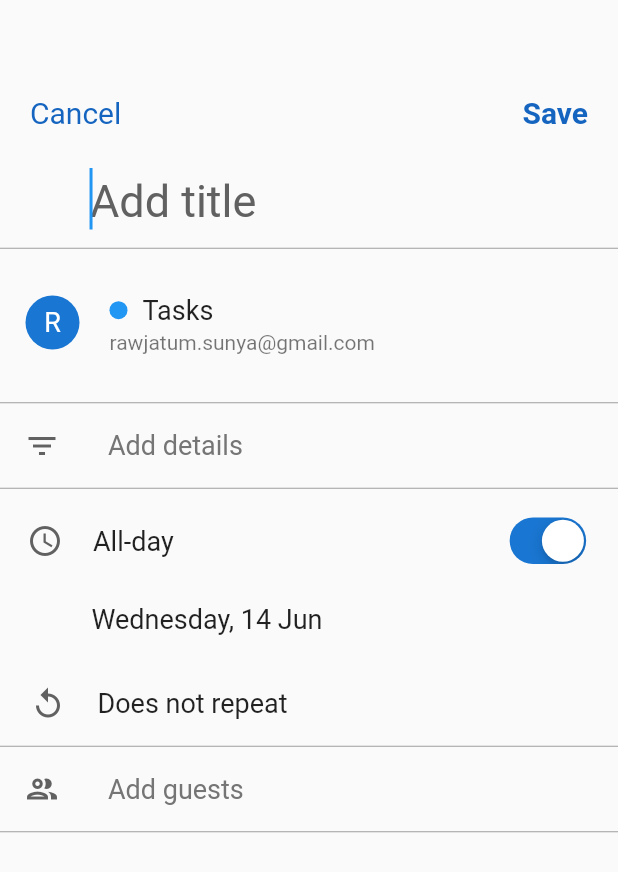
After one commit to Rawipas-Damdenngam/calendar_app, a Flutter app: the Task screen opened directly, on a phone screen of 412 x 824 dp. The commit adds this screen. Shown: the top 872 px of the screen. Run offline on Flutter 3.47's test engine with Material 2 defaults, Android fonts, the phone set to English and light mode, and no system bars; our stand-ins replace flutter_riverpod, table_calendar.

Commit message:
add task screen

```diff
--- a/lib/screens/home_screen.dart
+++ b/lib/screens/home_screen.dart
@@ -1,5 +1,6 @@
 import 'package:calendar_app/widgets/caldendar_drawer.dart';
 import 'package:calendar_app/widgets/event.dart';
+import 'package:calendar_app/widgets/task.dart';
 import 'package:flutter/material.dart';
 import 'package:calendar_app/screens/search_screen.dart';
 import 'package:calendar_app/screens/profile_screen.dart';
@@ -267,7 +268,14 @@ class _HomeScreenState extends ConsumerState<HomeScreen> {
                                                 elevation: 4,
                                                 shape: const CircleBorder(),
                                                 child: GestureDetector(
-                                                  onTap: () {},
+                                                  onTap: () {
+                                                    showModalBottomSheet(
+                                                        isScrollControlled:
+                                                            true,
+                                                        context: context,
+                                                        builder: (ctx) =>
+                                                            const Task());
+                                                  },
                                                   child: const CircleAvatar(
                                                     backgroundColor:
                                                         Colors.white,
--- a/lib/widgets/event.dart
+++ b/lib/widgets/event.dart
@@ -3,14 +3,36 @@ import 'package:flutter/cupertino.dart';
 import 'package:flutter/material.dart';
 
 class Event extends StatefulWidget {
-  const Event({super.key});
+  const Event({Key? key}) : super(key: key);
 
   @override
   State<Event> createState() => _EventState();
 }
 
 class _EventState extends State<Event> {
+  TimeOfDay selectedTime = TimeOfDay.now();
   bool isSwitched = false;
+
+  Future<DateTime?> showCupertinoDatePicker(BuildContext context) async {
+    DateTime? selectedDate;
+
+    await showModalBottomSheet(
+      context: context,
+      builder: (BuildContext builder) {
+        return SizedBox(
+          height: 300.0,
+          child: CupertinoDatePicker(
+            mode: CupertinoDatePickerMode.date,
+            onDateTimeChanged: (DateTime newDate) {
+              selectedDate = newDate;
+            },
+          ),
+        );
+      },
+    );
+
+    return selectedDate;
+  }
 
   @override
   Widget build(BuildContext context) {
@@ -144,19 +166,29 @@ class _EventState extends State<Event> {
                       ),
                       Expanded(
                         child: GestureDetector(
-                          onTap: () {},
+                          onTap: () async {
+                            DateTime? pickedDate =
+                                await showCupertinoDatePicker(context);
+
+                            if (pickedDate != null) {
+                              // Do something with the selected date
+                            }
+                          },
                           child: ListTile(
                             title: const Text(
                               'Wednesday, 14 Jun',
                               style: TextStyle(fontSize: 18),
                             ),
-                            trailing: GestureDetector(
+                            trailing: Visibility(
+                              visible: !isSwitched,
+                              child: GestureDetector(
                                 onTap: () {},
                                 child: const Padding(
                                   padding: EdgeInsets.only(right: 15.0),
                                   child: Text(
                                     '12:00',
                                     style: TextStyle(fontSize: 18),
+                                  ),
                                 ),
                               ),
                             ),
@@ -172,19 +204,29 @@ class _EventState extends State<Event> {
                       ),
                       Expanded(
                         child: GestureDetector(
-                          onTap: () {},
+                          onTap: () async {
+                            DateTime? pickedDate =
+                                await showCupertinoDatePicker(context);
+
+                            if (pickedDate != null) {
+                              // Do something with the selected date
+                            }
+                          },
                           child: ListTile(
                             title: const Text(
                               'Wednesday, 14 Jun',
                               style: TextStyle(fontSize: 18),
                             ),
-                            trailing: GestureDetector(
+                            trailing: Visibility(
+                              visible: !isSwitched,
+                              child: GestureDetector(
                                 onTap: () {},
                                 child: const Padding(
                                   padding: EdgeInsets.only(right: 15.0),
                                   child: Text(
                                     '13:00',
                                     style: TextStyle(fontSize: 18),
+                                  ),
                                 ),
                               ),
                             ),
--- /dev/null
+++ b/lib/widgets/task.dart
@@ -0,0 +1,287 @@
+import 'package:calendar_app/screens/home_screen.dart';
+import 'package:flutter/cupertino.dart';
+import 'package:flutter/material.dart';
+
+class Task extends StatefulWidget {
+  const Task({super.key});
+
+  @override
+  State<Task> createState() => _TaskState();
+}
+
+class _TaskState extends State<Task> {
+  bool isSwitched = true;
+
+  @override
+  Widget build(BuildContext context) {
+    return FractionallySizedBox(
+      heightFactor: 1,
+      child: Scaffold(
+        appBar: PreferredSize(
+          preferredSize: const Size.fromHeight(100),
+          child: AppBar(
+            centerTitle: false,
+            elevation: 0,
+            backgroundColor: const Color.fromARGB(255, 250, 250, 250),
+            leadingWidth: 100,
+            toolbarHeight: 100,
+            leading: Align(
+              alignment: Alignment.centerLeft,
+              child: GestureDetector(
+                onTap: () {
+                  Navigator.pop(context);
+                },
+                child: Padding(
+                  padding: const EdgeInsets.only(left: 20.0, top: 50),
+                  child: Text(
+                    'Cancel',
+                    style: TextStyle(
+                      color: Colors.blue[800],
+                      fontSize: 20,
+                    ),
+                  ),
+                ),
+              ),
+            ),
+            actions: [
+              Align(
+                alignment: Alignment.centerRight,
+                child: GestureDetector(
+                  onTap: () {
+                    Navigator.of(context).push(
+                      MaterialPageRoute(
+                        builder: (ctx) => const HomeScreen(),
+                      ),
+                    );
+                  },
+                  child: Padding(
+                    padding: const EdgeInsets.only(right: 20.0, top: 50),
+                    child: Text(
+                      'Save',
+                      style: TextStyle(
+                          color: Colors.blue[800],
+                          fontSize: 20,
+                          fontWeight: FontWeight.w600),
+                    ),
+                  ),
+                ),
+              ),
+            ],
+          ),
+        ),
+        body: Column(
+          children: [
+            Expanded(
+              child: ListView(
+                children: [
+                  Row(
+                    children: [
+                      const SizedBox(
+                        width: 60,
+                      ),
+                      Expanded(
+                        child: TextField(
+                          autocorrect: false,
+                          textCapitalization: TextCapitalization.sentences,
+                          maxLines: null,
+                          keyboardType: TextInputType.text,
+                          autofocus: true,
+                          decoration: InputDecoration(
+                            hintText: 'Add title',
+                            hintStyle: TextStyle(
+                              fontSize: 30,
+                              color: Colors.grey[700],
+                            ),
+                            border: InputBorder.none,
+                          ),
+                          style: const TextStyle(
+                            fontSize: 35,
+                            color: Colors.black,
+                          ),
+                        ),
+                      ),
+                    ],
+                  ),
+                  const Divider(
+                    height: 1,
+                    color: Colors.grey,
+                  ),
+                  const SizedBox(
+                    height: 15,
+                  ),
+                  Row(
+                    children: [
+                      const SizedBox(
+                        width: 1,
+                      ),
+                      Expanded(
+                        child: GestureDetector(
+                          onTap: () {},
+                          child: const ListTile(
+                            leading: CircleAvatar(
+                              radius: 18,
+                              child: Text(
+                                'R',
+                                style: TextStyle(fontSize: 18),
+                              ),
+                            ),
+                            title: Row(
+                              children: [
+                                CircleAvatar(
+                                  radius: 6,
+                                  backgroundColor: Colors.blue,
+                                ),
+                                SizedBox(
+                                  width: 10,
+                                ),
+                                Text(
+                                  'Tasks',
+                                  style: TextStyle(fontSize: 18),
+                                ),
+                              ],
+                            ),
+                            subtitle: Text('rawjatum.sunya@gmail.com'),
+                          ),
+                        ),
+                      ),
+                    ],
+                  ),
+                  const SizedBox(
+                    height: 15,
+                  ),
+                  const Divider(
+                    height: 1,
+                    color: Colors.grey,
+                  ),
+                  ListTile(
+                    leading: Icon(
+                      Icons.filter_list_outlined,
+                      color: Colors.grey[700],
+                    ),
+                    title: Text(
+                      'Add details',
+                      style: TextStyle(fontSize: 18, color: Colors.grey[600]),
+                    ),
+                  ),
+                  const Divider(
+                    height: 1,
+                    color: Colors.grey,
+                  ),
+                  const SizedBox(
+                    height: 15,
+                  ),
+                  Row(
+                    children: [
+                      const SizedBox(
+                        width: 18,
+                      ),
+                      Icon(
+                        Icons.access_time_outlined,
+                        color: Colors.grey[700],
+                      ),
+                      const SizedBox(
+                        width: 20,
+                      ),
+                      const Text(
+                        'All-day',
+                        style: TextStyle(fontSize: 18),
+                      ),
+                      Padding(
+                        padding: const EdgeInsets.only(left: 220.0),
+                        child: CupertinoSwitch(
+                          activeColor: Colors.blue[700],
+                          value: isSwitched,
+                          onChanged: (value) {
+                            setState(
+                              () {
+                                isSwitched = value;
+                              },
+                            );
+                          },
+                        ),
+                      ),
+                    ],
+                  ),
+                  SizedBox(
+                    height: 5,
+                  ),
+                  Row(
+                    children: [
+                      const SizedBox(
+                        width: 45,
+                      ),
+                      Expanded(
+                        child: GestureDetector(
+                          onTap: () {},
+                          child: ListTile(
+                            title: const Text(
+                              'Wednesday, 14 Jun',
+                              style: TextStyle(fontSize: 18),
+                            ),
+                            trailing: Visibility(
+                              visible: !isSwitched,
+                              child: GestureDetector(
+                                onTap: () {},
+                                child: const Padding(
+                                  padding: EdgeInsets.only(right: 15.0),
+                                  child: Text(
+                                    '12:00',
+                                    style: TextStyle(fontSize: 18),
+                                  ),
+                                ),
+                              ),
+                            ),
+                          ),
+                        ),
+                      ),
+                    ],
+                  ),
+                  Row(
+                    children: [
+                      SizedBox(
+                        width: 20,
+                      ),
+                      Icon(Icons.replay_outlined, color: Colors.grey[700]),
+                      const SizedBox(
+                        width: 5,
+                      ),
+                      Expanded(
+                        child: GestureDetector(
+                          onTap: () {},
+                          child: ListTile(
+                            title: const Text(
+                              'Does not repeat',
+                              style: TextStyle(fontSize: 18),
+                            ),
+                          ),
+                        ),
+                      ),
+                    ],
+                  ),
+                  const Divider(
+                    height: 1,
+                    color: Colors.grey,
+                  ),
+                  ListTile(
+                    leading: Icon(
+                      Icons.group_outlined,
+                      color: Colors.grey[700],
+                    ),
+                    title: Text(
+                      'Add guests',
+                      style: TextStyle(fontSize: 18, color: Colors.grey[600]),
+                    ),
+                  ),
+                  const Divider(
+                    height: 1,
+                    color: Colors.grey,
+                  ),
+                ],
+              ),
+            ),
+          ],
+        ),
+      ),
+    );
+  }
+}
```
Lines whose indentation alone changed are shown as unchanged.
